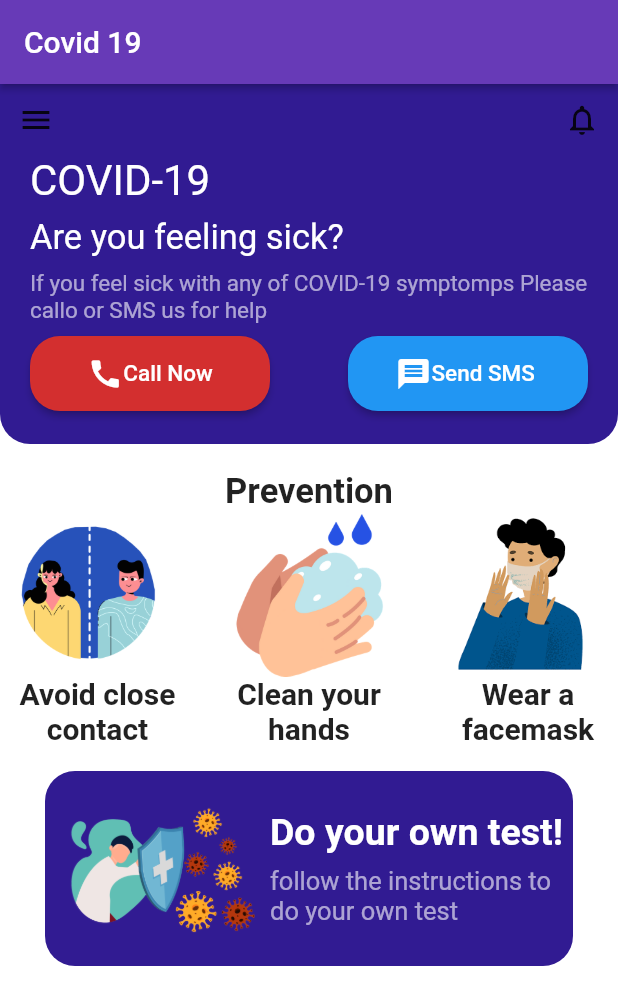
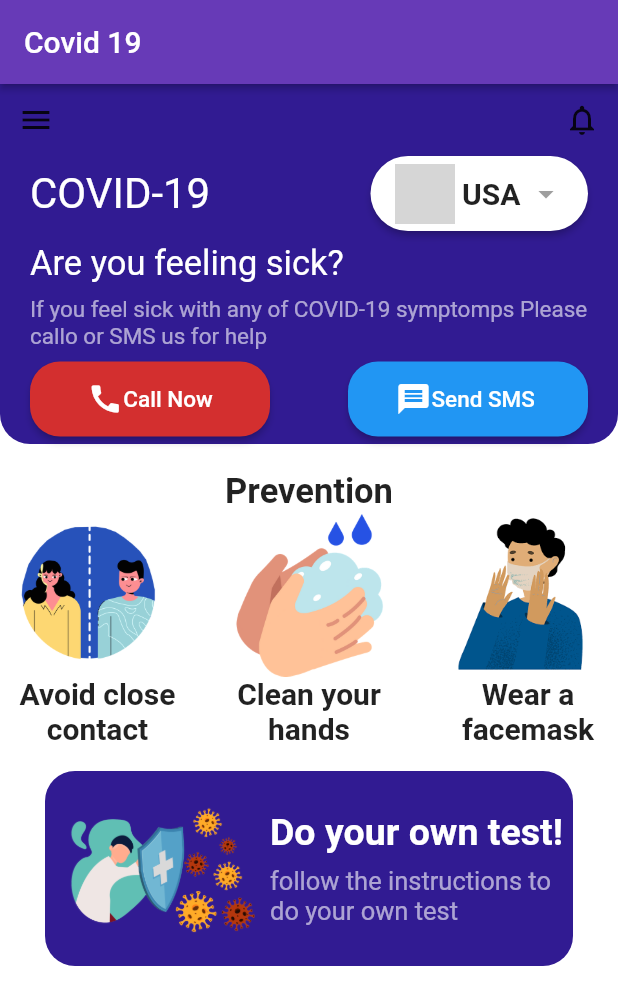
Before and after one commit to samahussien/covid19, a Flutter app: the screen it shows after launch, on a phone screen of 412 x 824 dp. Shown: the top 1005 px of the screen. Run offline on Flutter 3.47's test engine with Material 2 defaults, Android fonts, the light colour scheme and no system bars; grey boxes are pictures that could not be loaded.

Commit message:
update'usa'

```diff
--- a/covid/lib/app/home/home_page.dart
+++ b/covid/lib/app/home/home_page.dart
@@ -2,8 +2,6 @@ import 'package:flutter/cupertino.dart';
 import 'package:flutter/material.dart';
 
 class homePage extends StatelessWidget {
-  String valueChoose;
-  List listItem = ["usa", "egypt", "china"];
   @override
   Widget build(BuildContext context) {
     return Scaffold(
@@ -47,11 +45,48 @@ class homePage extends StatelessWidget {
                   child: Column(
                     children: [
                       Row(
+                        mainAxisAlignment: MainAxisAlignment.spaceBetween,
                         children: [
                           Text(
                             'COVID-19',
                             style:
                                 TextStyle(color: Colors.white, fontSize: 28.0),
+                          ),
+                          SizedBox(
+
+                            height: 50,
+                            width: 145,
+                            child: RaisedButton(
+                              color: Colors.white,
+                              child: Row(
+                                mainAxisAlignment: MainAxisAlignment.spaceBetween,
+
+
+                                children: [
+                                  Container(
+                                    height:40,
+                                      width: 40,
+                                      child: Image.asset('images/usa.png')),
+                                  Text(
+                                    'USA',
+                                    style: TextStyle(
+                                      color: Colors.black87,
+                                      fontSize: 20,
+                                      fontWeight: FontWeight.bold
+                                    ),
+                                  ),
+                                  Icon(
+                                    Icons.arrow_drop_down,
+                                    color: Colors.grey,
+                                  ),
+                                ],
+                              ),
+                              shape: RoundedRectangleBorder(
+                                  borderRadius: BorderRadius.all(
+                                    Radius.circular(25.0),
+                                  )),
+                              onPressed: () {},
+                            ),
                           ),
                         ],
                       ),
```
